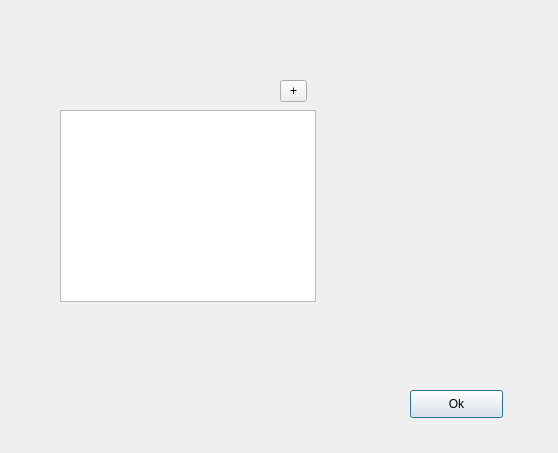
Above: autopricemanagerdialog.ui from ericsium/poe-qt-regex-editor before the change. Below: the same form after it.
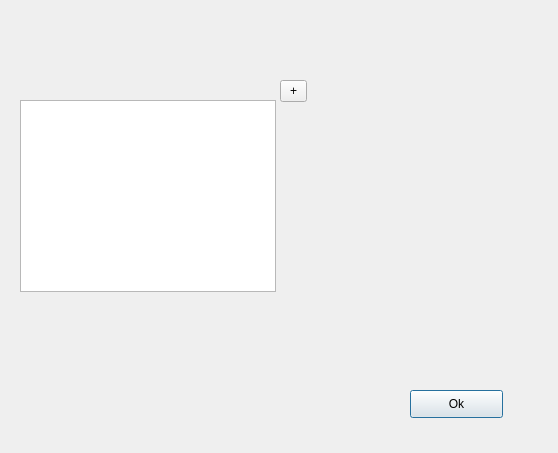
That is the form after the change.

Patch:
```diff
--- a/autopricemanagerdialog.ui
+++ b/autopricemanagerdialog.ui
@@ -16,8 +16,8 @@
   <widget class="QTreeView" name="treeView">
    <property name="geometry">
     <rect>
-     <x>60</x>
-     <y>110</y>
+     <x>20</x>
+     <y>100</y>
      <width>256</width>
      <height>192</height>
     </rect>
```
Left out of the diff: 3 changed lines with no effect on the pictures.
